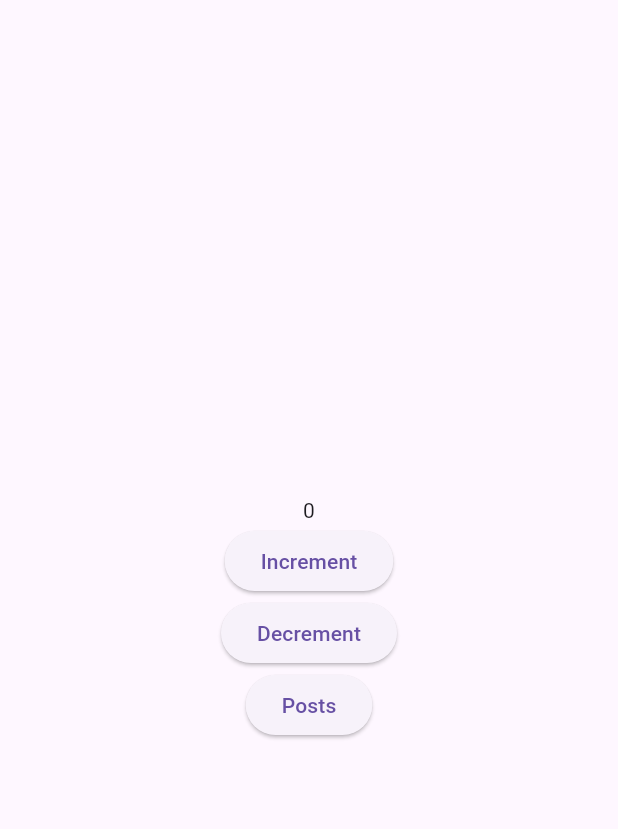
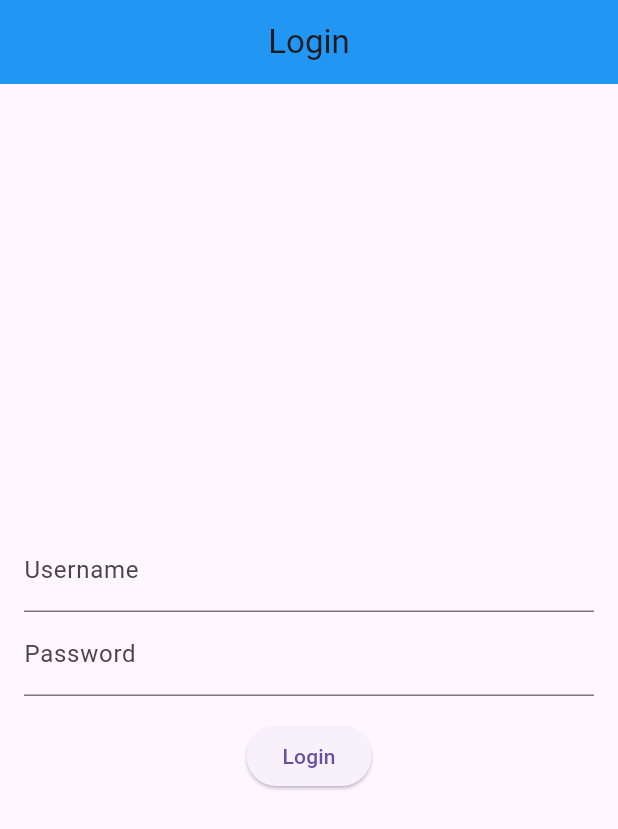
Before and after one commit to Usman-504/Flutter-Tests, a Flutter app: the screen it shows after launch, on a phone screen of 412 x 824 dp. Shown: the top 829 px of the screen. Run offline on Flutter 3.47's test engine with Material 3 defaults, Android fonts, the phone set to English and light mode, and no system bars.

```diff
--- a/lib/main.dart
+++ b/lib/main.dart
@@ -1,5 +1,5 @@
 import 'package:flutter/material.dart';
-import 'package:flutter_testing/view/home_view.dart';
+import 'package:flutter_testing/view/login_view.dart';
 import 'package:flutter_testing/view_model/posts_view_model.dart';
 import 'package:provider/provider.dart';
 
@@ -18,7 +18,7 @@ class MyApp extends StatelessWidget {
     ],
       child: const MaterialApp(
         debugShowCheckedModeBanner: false,
-        home: HomeView(),
+        home: LoginView(),
       ),
     );
 
--- a/lib/view/home_view.dart
+++ b/lib/view/home_view.dart
@@ -2,7 +2,6 @@ import 'package:flutter/material.dart';
 import 'package:flutter_testing/repository/posts_repository.dart';
 import 'package:flutter_testing/view/posts_view.dart';
 import 'package:flutter_testing/view_model/home_view_model.dart';
-import 'package:flutter_testing/view_model/posts_view_model.dart';
 import 'package:http/http.dart';
 import 'package:provider/provider.dart';
 
--- /dev/null
+++ b/lib/view/login_view.dart
@@ -0,0 +1,87 @@
+import 'package:flutter/material.dart';
+import 'package:flutter_testing/view/home_view.dart';
+
+class LoginView extends StatefulWidget {
+  const LoginView({super.key});
+
+  @override
+  State<LoginView> createState() => _LoginViewState();
+}
+
+class _LoginViewState extends State<LoginView> {
+  final _usernameController = TextEditingController();
+  final _passwordController = TextEditingController();
+
+  void _login() {
+    if (_usernameController.text == 'username' &&
+        _passwordController.text == 'password') {
+      Navigator.push(
+        context,
+        MaterialPageRoute(
+          builder: (context) => const HomeView(),
+        ),
+      );
+    } else {
+
+      showDialog(
+        context: context,
+        builder: (BuildContext context) {
+          return AlertDialog(
+            title: const Text('Error'),
+            content: const Text('Invalid username or password'),
+            actions: [
+              TextButton(
+                onPressed: () => Navigator.pop(context),
+                child: const Text('OK'),
+              ),
+            ],
+          );
+        },
+      );
+    }
+  }
+
+  @override
+  void dispose() {
+    super.dispose();
+    _usernameController.dispose();
+    _passwordController.dispose();
+  }
+
+  @override
+  Widget build(BuildContext context) {
+    return Scaffold(
+      appBar: AppBar(
+        title: const Text('Login'),
+        centerTitle: true,
+        backgroundColor: Colors.blue,
+      ),
+      body: Padding(
+        padding: const EdgeInsets.all(16.0),
+        child: Column(
+          mainAxisAlignment: MainAxisAlignment.center,
+          children: [
+            TextFormField(
+              controller: _usernameController,
+              decoration: const InputDecoration(
+                labelText: 'Username',
+              ),
+            ),
+            TextFormField(
+              controller: _passwordController,
+              obscureText: true,
+              decoration: const InputDecoration(
+                labelText: 'Password',
+              ),
+            ),
+            const SizedBox(height: 16.0),
+            ElevatedButton(
+              onPressed: _login,
+              child: const Text('Login'),
+            ),
+          ],
+        ),
+      ),
+    );
+  }
+}
--- a/pubspec.yaml
+++ b/pubspec.yaml
@@ -40,6 +40,8 @@ dependencies:
 
 dev_dependencies:
   flutter_test:
+    sdk: flutter
+  integration_test:
     sdk: flutter
 
   # The "flutter_lints" package below contains a set of recommended lints to
```
Also changed, not shown: pubspec.lock, 1 other file.
